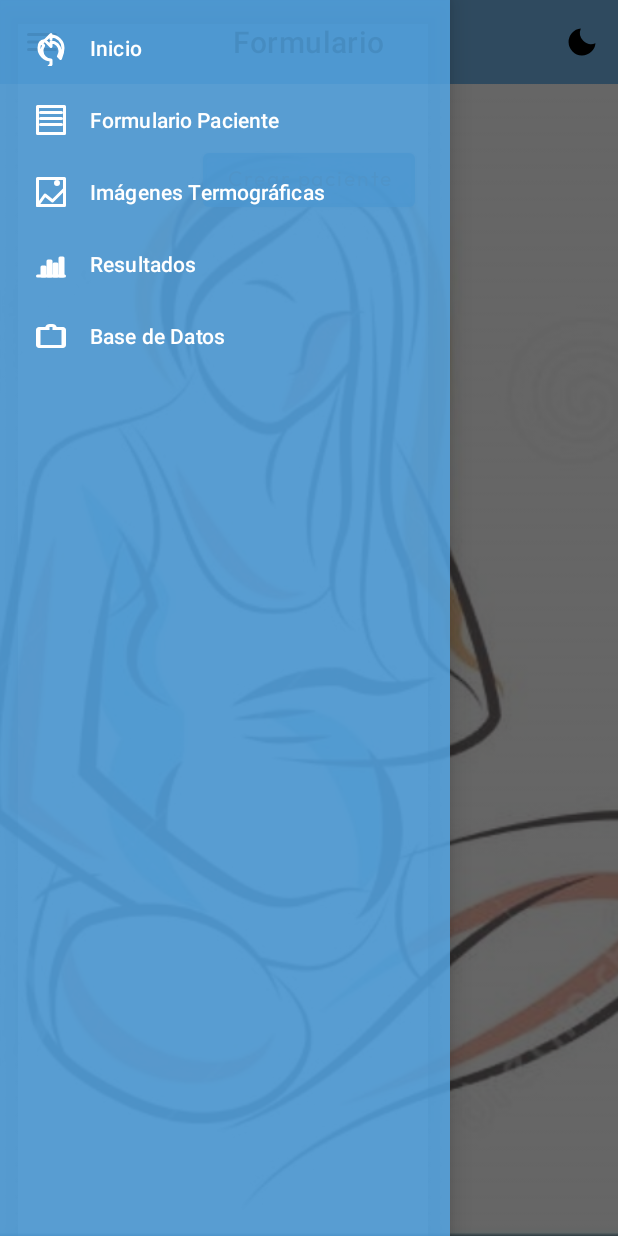
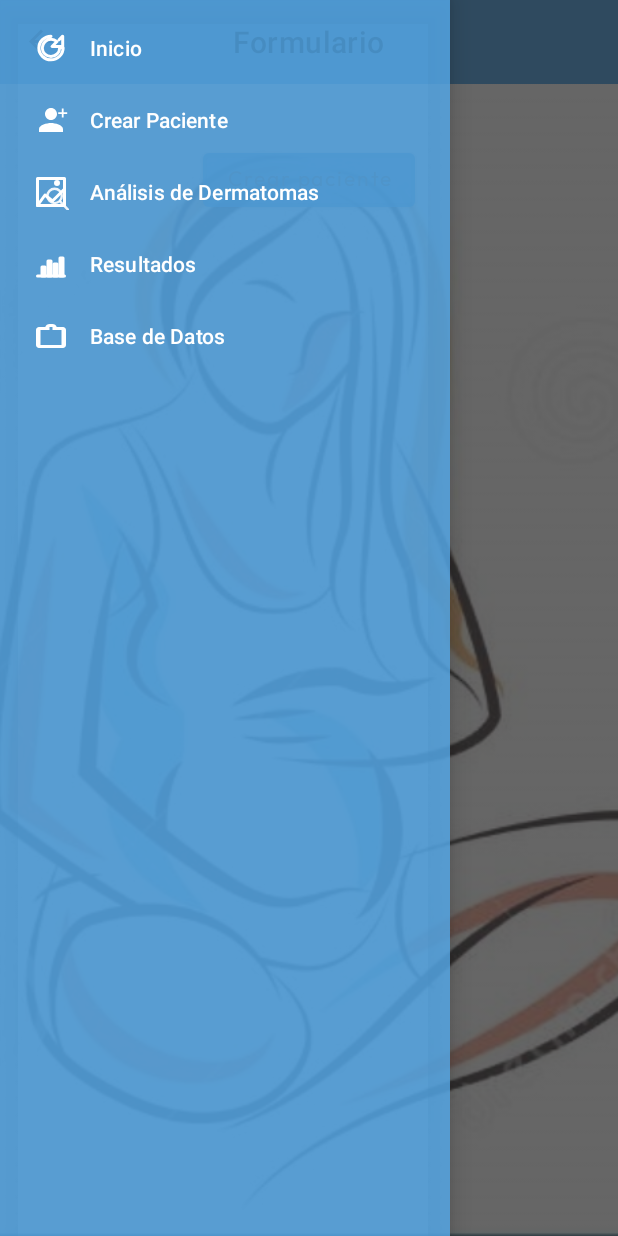
Before and after one commit to fcastanoe/App-Mamitas, an Android app: the FormularioActivity screen opened directly, with no data from a screen before it, with the side drawer open, on a phone screen of 412 x 824 dp. Run offline under Robolectric (Android 15) with nearby library versions, the light colour scheme and no system bars.

Commit message:
Visual Improvements

```diff
--- a/app/src/main/java/com/GCPDS/mamitas/FormularioActivity.kt
+++ b/app/src/main/java/com/GCPDS/mamitas/FormularioActivity.kt
@@ -8,21 +8,50 @@ import androidx.appcompat.app.AppCompatActivity
 import androidx.recyclerview.widget.LinearLayoutManager
 import androidx.recyclerview.widget.RecyclerView
 import android.os.Parcelable
+import android.view.MenuItem
+import androidx.appcompat.app.ActionBarDrawerToggle
+import androidx.core.view.GravityCompat
+import androidx.drawerlayout.widget.DrawerLayout
+import com.google.android.material.appbar.MaterialToolbar
+import com.google.android.material.navigation.NavigationView
 import kotlinx.parcelize.Parcelize
 import java.io.File
 
-class FormularioActivity : AppCompatActivity() {
+class FormularioActivity : AppCompatActivity(), NavigationView.OnNavigationItemSelectedListener {
 
     private lateinit var rvPatients: RecyclerView
     private val patients = mutableListOf<Patient>()
     private val prefs by lazy { getSharedPreferences("app_prefs", MODE_PRIVATE) }
     private val gson = com.google.gson.Gson()
 
+    private lateinit var toggle: ActionBarDrawerToggle
+    private lateinit var drawerLayout: DrawerLayout
+    private lateinit var navView: NavigationView
+
     override fun onCreate(savedInstanceState: Bundle?) {
         super.onCreate(savedInstanceState)
         setContentView(R.layout.activity_formulario)
 
-        // ADD: cargar pacientes guardados de prefs
+        drawerLayout = findViewById(R.id.drawer_layout)
+        val toolbar = findViewById<MaterialToolbar>(R.id.toolbar)
+
+        setSupportActionBar(toolbar)
+
+        toggle = ActionBarDrawerToggle(
+            this,
+            drawerLayout,
+            toolbar,
+            R.string.navigation_drawer_open,
+            R.string.navigation_drawer_close
+        )
+        drawerLayout.addDrawerListener(toggle)
+        toggle.syncState()
+
+
+        navView = findViewById(R.id.nav_view)
+        navView.setNavigationItemSelectedListener(this)
+
+        // cargar pacientes guardados de prefs
         prefs.getStringSet("patients", emptySet())!!
             .forEach { folderName ->
                 // aquí asumimos sólo que el nombre de carpeta es "First_Last"
@@ -34,7 +63,7 @@ class FormularioActivity : AppCompatActivity() {
         val btnCreate = findViewById<Button>(R.id.btnCreate)
         rvPatients = findViewById(R.id.rvPatients)
 
-        // 1) Configuro RecyclerView
+        // Configuro RecyclerView
         rvPatients.layoutManager = LinearLayoutManager(this)
         val adapter = PatientAdapter(
             patients,
@@ -79,12 +108,30 @@ class FormularioActivity : AppCompatActivity() {
         )
         rvPatients.adapter = adapter
 
-        // 2) Botón Crear paciente
+        // Botón Crear paciente
         btnCreate.setOnClickListener {
             Intent(this, NewPatientActivity::class.java).let {
                 startActivityForResult(it, REQUEST_NEW_PATIENT)
             }
         }
+    }
+
+    override fun onOptionsItemSelected(item: MenuItem): Boolean {
+        // Esto permite que el toggle (la “hamburguesa”) abra/cierre el drawer
+        if (toggle.onOptionsItemSelected(item)) return true
+        return super.onOptionsItemSelected(item)
+    }
+
+    override fun onNavigationItemSelected(item: MenuItem): Boolean {
+        when (item.itemId) {
+            R.id.nav_inicio      -> { /* quizás recreate() aquí */ }
+            R.id.nav_formulario  -> { /* ya estás */ }
+            R.id.nav_imagenes    -> startActivity(Intent(this, MamitasAppActivity::class.java))
+            R.id.nav_resultados  -> startActivity(Intent(this, ResultadosActivity::class.java))
+            R.id.nav_basededatos -> startActivity(Intent(this, BaseDeDatosActivity::class.java))
+        }
+        drawerLayout.closeDrawer(GravityCompat.START)
+        return true
     }
 
     override fun onActivityResult(requestCode: Int, resultCode: Int, data: Intent?) {
--- a/app/src/main/res/drawable/ic_image_search.xml
+++ b/app/src/main/res/drawable/ic_image_search.xml
@@ -30,4 +30,27 @@
         android:strokeLineCap="round"
         android:strokeLineJoin="round"
         android:pathData="M16,6 m-1,0 a1,1 0 1,0 2,0 a1,1 0 1,0 -2,0" />
+
+    <group
+        android:translateX="8"
+        android:translateY="13"
+        android:scaleX="0.8"
+        android:scaleY="0.8">
+
+        <!-- Círculo de la lupa -->
+        <path
+            android:fillColor="@android:color/transparent"
+            android:strokeColor="#E6000000"
+            android:strokeWidth="2"
+            android:pathData="M2,2 a6,6 0 1,0 12,0 a6,6 0 1,0 -12,0" />
+
+        <!-- Mango de la lupa (línea diagonal) -->
+        <path
+            android:fillColor="@android:color/transparent"
+            android:strokeColor="#E6000000"
+            android:strokeWidth="2"
+            android:pathData="M12,6 L30,25" />
+
+
+    </group>
 </vector>
--- /dev/null
+++ b/app/src/main/res/drawable/ic_patient.xml
@@ -0,0 +1,23 @@
+<?xml version="1.0" encoding="utf-8"?>
+<vector xmlns:android="http://schemas.android.com/apk/res/android"
+    android:width="24dp"
+    android:height="24dp"
+    android:viewportWidth="24"
+    android:viewportHeight="24">
+
+    <!-- Icono de persona (cuerpo) -->
+    <path
+        android:fillColor="@android:color/black"
+        android:pathData="M12,12c2.21,0 4,-1.79 4,-4s-1.79,-4 -4,-4 -4,1.79 -4,4 1.79,4 4,4zM12,14c-2.67,0 -8,1.34 -8,4v2h16v-2c0,-2.66 -5.33,-4 -8,-4z" />
+
+    <!-- Cruz en esquina superior derecha -->
+    <group
+        android:translateX="15"
+        android:translateY="2"
+        android:scaleX="0.6"
+        android:scaleY="0.6">
+        <path
+            android:fillColor="@android:color/black"
+            android:pathData="M7,4h2v4h4v2H9v4H7v-4H3V8h4V4z" />
+    </group>
+</vector>
--- a/app/src/main/res/drawable/ic_restart_alt.xml
+++ b/app/src/main/res/drawable/ic_restart_alt.xml
@@ -1,25 +1,29 @@
 <?xml version="1.0" encoding="utf-8"?>
 <vector xmlns:android="http://schemas.android.com/apk/res/android"
-    android:width="24dp"
-    android:height="24dp"
+    android:width="48dp"
+    android:height="48dp"
     android:viewportWidth="24"
-    android:viewportHeight="24">
+    android:viewportHeight="24"
+    android:tint="?attr/colorControlNormal">
 
-    <!-- Parte superior del ícono: flecha que indica la recarga -->
-    <path
-        android:fillColor="@android:color/transparent"
-        android:strokeColor="#FF000000"
-        android:strokeWidth="2"
-        android:strokeLineCap="round"
-        android:strokeLineJoin="round"
-        android:pathData="M12 6V3L8 7l4 4V8c3.31 0 6 2.69 6 6 0 1.28-.39 2.47-1.06 3.48l1.43 1.43C19.3 16.73 20 14.44 20 12c0-4.42-3.58-8-8-8z" />
 
-    <!-- Parte inferior del ícono: flecha opuesta para completar el ciclo -->
-    <path
-        android:fillColor="@android:color/transparent"
-        android:strokeColor="#FF000000"
-        android:strokeWidth="2"
-        android:strokeLineCap="round"
-        android:strokeLineJoin="round"
-        android:pathData="M6.06 8.52l1.43-1.43C4.7 7.27 4 9.56 4 12c0 4.42 3.58 8 8 8v3l-4 4 4-4v-3c-3.31 0-6-2.69-6-6 0-1.28.39-2.47 1.06-3.48z" />
+<path
+android:fillColor="@android:color/transparent"
+android:strokeColor="#FF000000"
+    android:strokeWidth="2"
+    android:strokeLineCap="round"
+    android:strokeLineJoin="round"
+    android:pathData="M12,4.1
+    C7.5,4.1 3.9,7.7 3.9,12
+    S7.5,19.9 12,19.9
+    c4.5,0 8.1,-3.6 8.1,-8.1
+    h-2.3
+    c0,3.2 -2.6,5.8 -5.8,5.8
+    S6.2,15.2 6.2,12
+    S8.8,6.2 12,6.2
+    c1.5,0 2.9,0.6 4,1.5
+    l-3.3,3.3
+    h7.1
+    V4.1
+    l-2.4,2.4" />
 </vector>
--- a/app/src/main/res/layout/activity_main.xml
+++ b/app/src/main/res/layout/activity_main.xml
@@ -66,7 +66,7 @@
                     android:id="@+id/icon_form"
                     android:layout_width="120dp"
                     android:layout_height="120dp"
-                    android:src="@drawable/ic_dynamic_form"
+                    android:src="@drawable/ic_patient"
                     />
 
                 <ImageView
@@ -104,7 +104,7 @@
                     style="@style/Widget.MaterialComponents.Button"
                     android:layout_width="wrap_content"
                     android:layout_height="wrap_content"
-                    android:text="Formulario"
+                    android:text="Pacientes"
                     app:layout_constraintTop_toBottomOf="@id/icon_form"
                     app:layout_constraintStart_toStartOf="@id/icon_form"
                     app:layout_constraintEnd_toEndOf="@id/icon_form"/>
@@ -114,7 +114,7 @@
                     style="@style/Widget.MaterialComponents.Button"
                     android:layout_width="wrap_content"
                     android:layout_height="wrap_content"
-                    android:text="Imágenes"
+                    android:text="Análisis"
                     app:layout_constraintTop_toBottomOf="@id/icon_images"
                     app:layout_constraintStart_toStartOf="@id/icon_images"
                     app:layout_constraintEnd_toEndOf="@id/icon_images"/>
--- a/app/src/main/res/menu/drawer_menu.xml
+++ b/app/src/main/res/menu/drawer_menu.xml
@@ -8,13 +8,13 @@
 
     <item
         android:id="@+id/nav_formulario"
-        android:icon="@drawable/ic_dynamic_form"
-        android:title="Formulario Paciente" />
+        android:icon="@drawable/ic_patient"
+        android:title="Crear Paciente" />
 
     <item
         android:id="@+id/nav_imagenes"
         android:icon="@drawable/ic_image_search"
-        android:title="Imágenes Termográficas" />
+        android:title="Análisis de Dermatomas" />
 
     <item
         android:id="@+id/nav_resultados"
```
